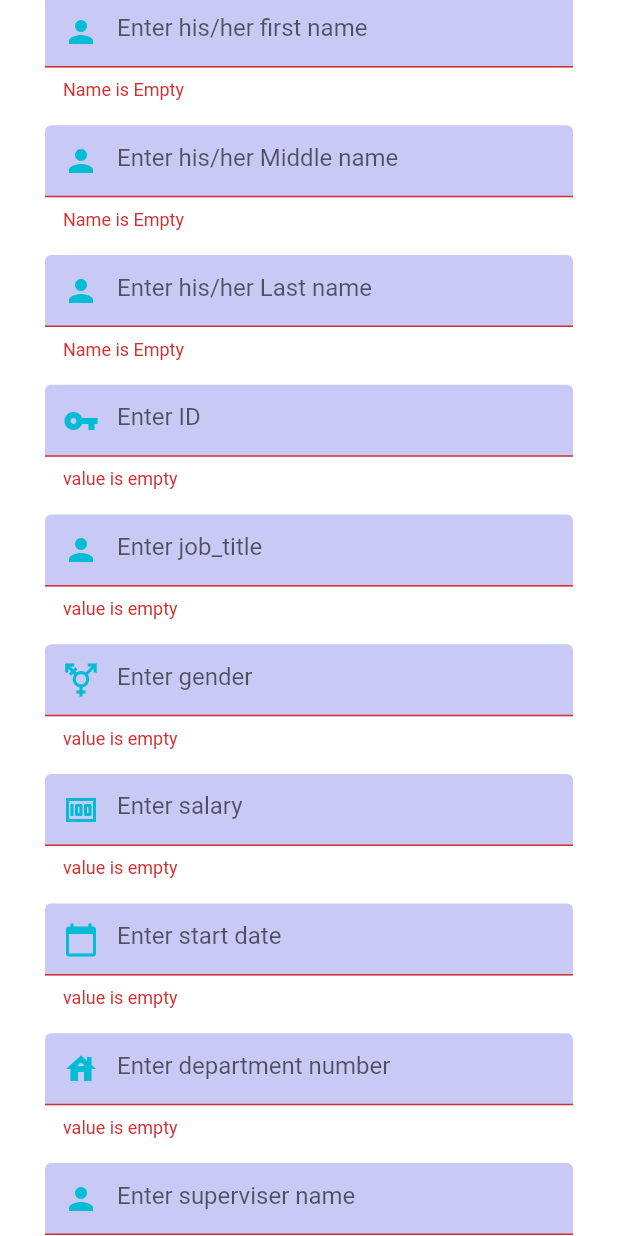
After one commit to Ahmed-ata112/Museum_APP, a Flutter app: the InsertNewEmployee screen opened directly, scrolled down 216 dp, after a tap on "Insert", on a phone screen of 412 x 824 dp. The commit adds this screen. Run offline on Flutter 3.47's test engine with Material 2 defaults, Android fonts, the phone set to English and light mode, and no system bars; our stand-ins replace flutter_spinkit, getwidget.

Commit message:
Accountant

```diff
--- /dev/null
+++ b/Main_Program/lib/CustomWidgets/customTextfield.dart
@@ -0,0 +1,63 @@
+import 'package:flutter/material.dart';
+class customTextfield extends StatelessWidget {
+  final String hint;
+  final IconData icon;
+  String errorMessage(String s)
+  {
+      switch (hint) {
+        case 'Enter his/her first name' :
+          return 'Name is Empty';
+      }
+
+      switch (hint) {
+        case 'Enter his/her Middle name' :
+          return 'Name is Empty';
+      }
+
+      switch (hint) {
+        case 'Enter his/her Last name' :
+          return 'Name is Empty';
+      }
+
+      return 'value is empty';
+    }
+  customTextfield({required this.icon,required this.hint});
+  @override
+  Widget build(BuildContext context) {
+    return Padding ( //put TextField in padding Widget
+        padding: const EdgeInsets.symmetric(horizontal: 30),
+        child :TextFormField(
+          validator: (value)
+          {
+            if(value != null && value.isEmpty)
+              {
+                return errorMessage(hint);
+              }
+             return '';
+          } ,
+          cursorColor: Colors.cyan,
+          decoration: InputDecoration(
+            hintText: hint,
+            prefixIcon: Icon(
+              icon,
+              color:Colors.cyan,
+            ),
+            filled: true,
+            fillColor: Color.fromRGBO(0, 0, 210, 0.21),
+            enabledBorder: OutlineInputBorder(
+                borderRadius: BorderRadius.circular(20),
+                borderSide:BorderSide(
+                    color:Colors.cyan
+                )
+            ),
+            focusedBorder: OutlineInputBorder(
+                borderRadius: BorderRadius.circular(20),
+                borderSide:BorderSide(
+                    color:Colors.cyan
+                )
+            ),
+          ),
+        )
+    );
+  }
+}
--- /dev/null
+++ b/Main_Program/lib/general_pages/Accountant/InsertNewEmployee.dart
@@ -0,0 +1,147 @@
+import 'package:flutter/material.dart';
+import 'package:main_program/CustomWidgets/customTextfield.dart';
+import 'package:main_program/general_pages/Accountant/GivePromotion.dart';
+class InsertNewEmployee extends StatelessWidget {
+  final GlobalKey<FormState>_globalKey=GlobalKey<FormState>();
+  static String id = 'InsertNewEmployee';
+  @override
+  Widget build(BuildContext context) {
+    return Scaffold(
+      drawer:Drawer(
+        // Add a ListView to the drawer. This ensures the user can scroll
+        // through the options in the drawer if there isn't enough vertical
+        // space to fit everything.
+        child: ListView(
+          // Important: Remove any padding from the ListView.
+          padding: EdgeInsets.zero,
+          children: [
+            const DrawerHeader(
+              decoration: BoxDecoration(
+                color: Colors.blue,
+              ),
+              child: Text('Drawer Header'),
+            ),
+            ListTile(
+              title: const Text('Insert a new employee'),
+              onTap: (){
+                Navigator.of(context).push(MaterialPageRoute(builder: (context)=>InsertNewEmployee())
+
+                );
+                // Update the state of the app.
+                // ...
+              },
+            ),
+            ListTile(
+              title: const Text('Give Promotion'),
+              onTap: () {
+                Navigator.of(context).push(MaterialPageRoute(builder: (context)=>GivePromotion()));
+                // Update the state of the app.
+                // ...
+              },
+            ),
+          ],
+        ),
+      ),
+      backgroundColor: Colors.white,
+       body: Form(
+         key: _globalKey,
+           child: ListView(
+            children: <Widget>[
+              Padding(
+                padding: EdgeInsets.only(top:40),
+                child:   Container(
+                height: MediaQuery.of(context).size.height*.2,
+              child: Stack(
+                alignment: Alignment.center,
+                children: <Widget>[
+                  Image(
+                    image:AssetImage('images/icons/em.png'),
+                  ),
+                 Positioned(
+                 bottom: 0,
+                 child: Text(
+                    'Insert Employee',style: TextStyle(
+                    fontSize: 25,
+
+                  ),
+                  ),
+                 ),
+                ],
+              ),
+              )
+              ),
+              SizedBox(
+                  height: MediaQuery.of(context).size.height*.01
+              ),
+              customTextfield(hint:'Enter his/her first name',icon:Icons.person),
+              SizedBox(
+                  height: MediaQuery.of(context).size.height*.02
+              ),
+              customTextfield(hint:'Enter his/her Middle name',icon:Icons.person),
+              SizedBox(
+                  height: MediaQuery.of(context).size.height*.02
+              ),
+              customTextfield(hint:'Enter his/her Last name',icon:Icons.person),
+              SizedBox(
+                  height: MediaQuery.of(context).size.height*.02
+              ),
+              customTextfield(hint:'Enter ID',icon:Icons.vpn_key),
+              SizedBox(
+                  height: MediaQuery.of(context).size.height*.02
+              ),
+              customTextfield(hint:'Enter job_title',icon:Icons.person),
+              SizedBox(
+                  height: MediaQuery.of(context).size.height*.02
+              ),
+              customTextfield(hint:'Enter gender',icon:Icons.transgender),
+              SizedBox(
+                  height: MediaQuery.of(context).size.height*.02
+              ),
+              customTextfield(hint:'Enter salary',icon:Icons.money),
+              SizedBox(
+                  height: MediaQuery.of(context).size.height*.02
+              ),
+              customTextfield(hint:'Enter start date',icon:Icons.calendar_today),
+              SizedBox(
+                  height: MediaQuery.of(context).size.height*.02
+              ),
+              customTextfield(hint:'Enter department number',icon:Icons.house),
+              SizedBox(
+                  height: MediaQuery.of(context).size.height*.02
+              ),
+              customTextfield(hint:'Enter superviser name',icon:Icons.person),
+              SizedBox(
+                  height: MediaQuery.of(context).size.height*.05
+              ),
+              Padding(
+                padding: const EdgeInsets.symmetric(
+                       horizontal: 120
+                )
+              ,
+              child: FlatButton(
+                color: Colors.black,
+                shape: RoundedRectangleBorder(
+                  borderRadius: BorderRadius.circular(20),
+                ),
+                  onPressed: ()
+                  {
+                    if(_globalKey.currentState != null)
+                      if(_globalKey.currentState!.validate())
+                        {
+                          //insert into database
+                        }
+                  },
+                  child: Text(
+                    'Insert',
+                    style: TextStyle(
+                      color:Colors.white,
+                      fontSize: 16,
+                    ),
+                  ))
+              ),
+            ],
+       ),//listenview because when keyboard appears it will make problem with textfield if it was a container
+       ),
+    );
+  }
+}
--- a/Main_Program/lib/main.dart
+++ b/Main_Program/lib/main.dart
@@ -1,4 +1,6 @@
 import 'package:flutter/material.dart';
+import 'package:main_program/general_pages/Accountant/AccountantHome.dart';
+import 'package:main_program/general_pages/Accountant/InsertNewEmployee.dart';
 import 'general_pages/login_page.dart';
 
 void main() {
@@ -12,7 +14,7 @@ class MyApp extends StatelessWidget {
     return MaterialApp(
       initialRoute: '/login_page',
       routes: {
-        '/login_page': (context) => login_page(),
+        '/login_page': (context) => AccountantHome(),
       },
     );
   }
--- a/Main_Program/pubspec.yaml
+++ b/Main_Program/pubspec.yaml
@@ -59,8 +59,8 @@ flutter:
   uses-material-design: true
 
   # To add assets to your application, add an assets section, like this:
-  # assets:
-  #   - images/a_dot_burr.jpeg
+  assets:
+  - images/icons/
   #   - images/a_dot_ham.jpeg
 
   # An image asset can refer to one or more resolution-specific "variants", see
```
Also changed, not shown: Main_Program/lib/general_pages/Accountant/AccountantHome.dart (added, +46 -0 lines), Main_Program/lib/general_pages/Accountant/GivePromotion.dart (added, +115 -0 lines), Main_Program/Images/Icons/em.png (added), Main_Program/Images/Icons/em2.png (added), Main_Program/Images/Icons/pro.png (added).
